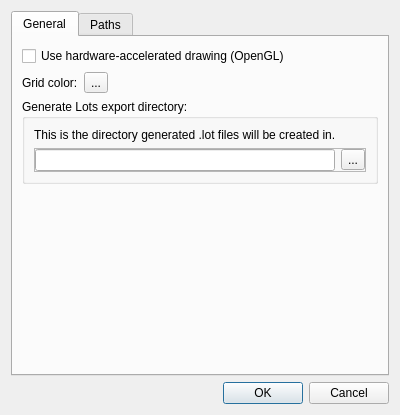
This is src/editor/preferencesdialog.ui in timbaker/pzworlded as Qt 5 draws it before an edit. The edited form follows.
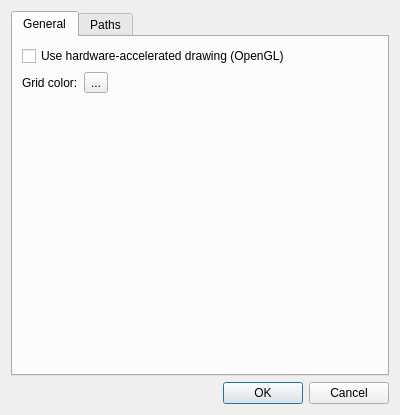
This is the edited form. Icons and pictures are not drawn. Custom widgets are drawn as their Qt base class.

Patch:
```diff
--- a/src/editor/preferencesdialog.ui
+++ b/src/editor/preferencesdialog.ui
@@ -67,51 +67,6 @@
          </layout>
         </widget>
        </item>
-       <item>
-        <widget class="QGroupBox" name="groupBox_2">
-         <property name="title">
-          <string>Generate Lots export directory:</string>
-         </property>
-         <layout class="QVBoxLayout" name="verticalLayout_5">
-          <item>
-           <widget class="QLabel" name="lotsDirLabel">
-            <property name="text">
-             <string>This is the directory generated .lot files will be created in.</string>
-            </property>
-           </widget>
-          </item>
-          <item>
-           <widget class="QFrame" name="frame_2">
-            <property name="frameShape">
-             <enum>QFrame::StyledPanel</enum>
-            </property>
-            <property name="frameShadow">
-             <enum>QFrame::Raised</enum>
-            </property>
-            <layout class="QHBoxLayout" name="horizontalLayout_4">
-             <property name="margin">
-              <number>0</number>
-             </property>
-             <item>
-              <widget class="QLineEdit" name="lotsDirEdit">
-               <property name="readOnly">
-                <bool>true</bool>
-               </property>
-              </widget>
-             </item>
-             <item>
-              <widget class="QToolButton" name="lotsDirBrowse">
-               <property name="text">
-                <string>...</string>
-               </property>
-              </widget>
-             </item>
-            </layout>
-           </widget>
-          </item>
-         </layout>
-        </widget>
-       </item>
        <item>
         <spacer name="verticalSpacer">
          <property name="orientation">
```
